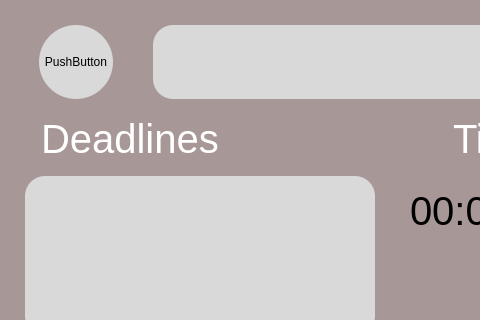
Old version of the form grape/src/dashboard/dashboard.ui in the repository rotat1ck/grape; both pictures show x 0 to 480 and y 0 to 320 of the 640 by 720 pixel window.
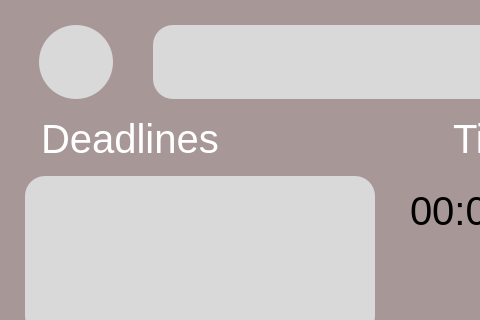
New version of the form.

Diff of the .ui file:
```diff
--- a/grape/src/dashboard/dashboard.ui
+++ b/grape/src/dashboard/dashboard.ui
@@ -16,15 +16,24 @@
   <property name="autoFillBackground">
    <bool>false</bool>
   </property>
+  <layout class="QGridLayout" name="gridLayout">
+   <property name="leftMargin">
+    <number>0</number>
+   </property>
+   <property name="topMargin">
+    <number>0</number>
+   </property>
+   <property name="rightMargin">
+    <number>0</number>
+   </property>
+   <property name="bottomMargin">
+    <number>0</number>
+   </property>
+   <property name="spacing">
+    <number>0</number>
+   </property>
+   <item row="0" column="0">
   <widget class="QWidget" name="Centralwidget" native="true">
-   <property name="geometry">
-    <rect>
-     <x>0</x>
-     <y>0</y>
-     <width>640</width>
-     <height>720</height>
-    </rect>
-   </property>
    <property name="styleSheet">
     <string notr="true">background-color: #A89797;</string>
    </property>
@@ -62,7 +71,7 @@
 </string>
     </property>
     <property name="text">
-     <string>PushButton</string>
+       <string/>
     </property>
    </widget>
    <widget class="QLabel" name="txtDeadlines">
@@ -222,6 +231,8 @@
     </property>
    </widget>
   </widget>
+   </item>
+  </layout>
  </widget>
  <resources/>
  <connections/>
```
Left out of the diff: 14 changed lines with no effect on the pictures. Lines whose indentation alone changed are shown as unchanged.
